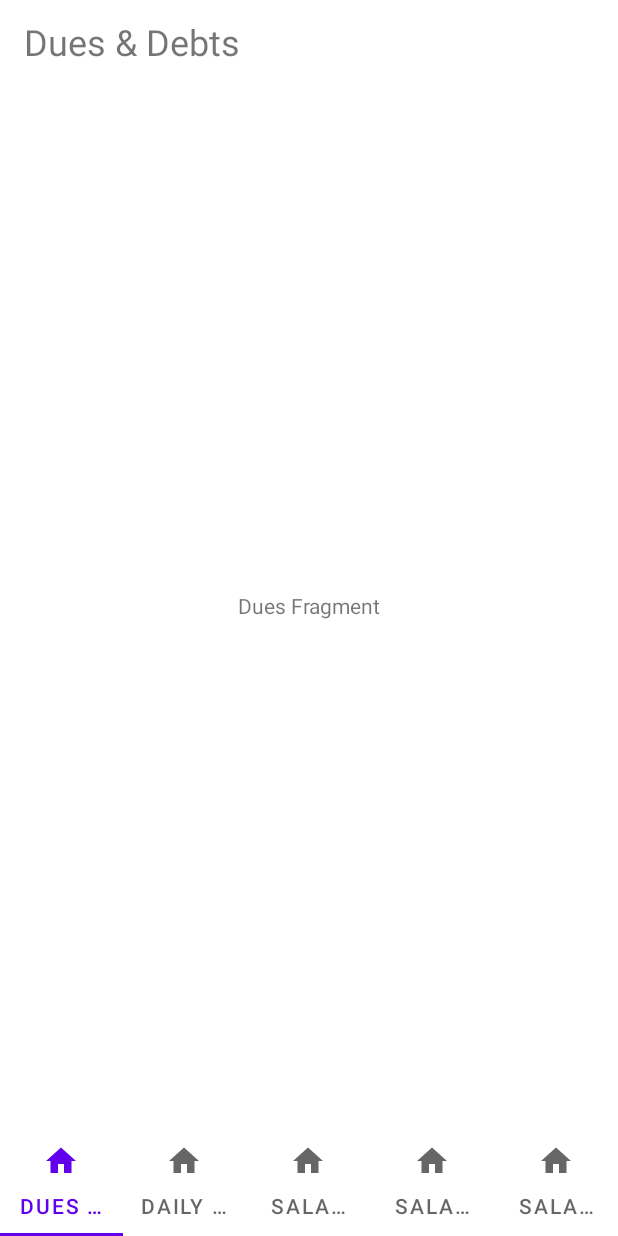
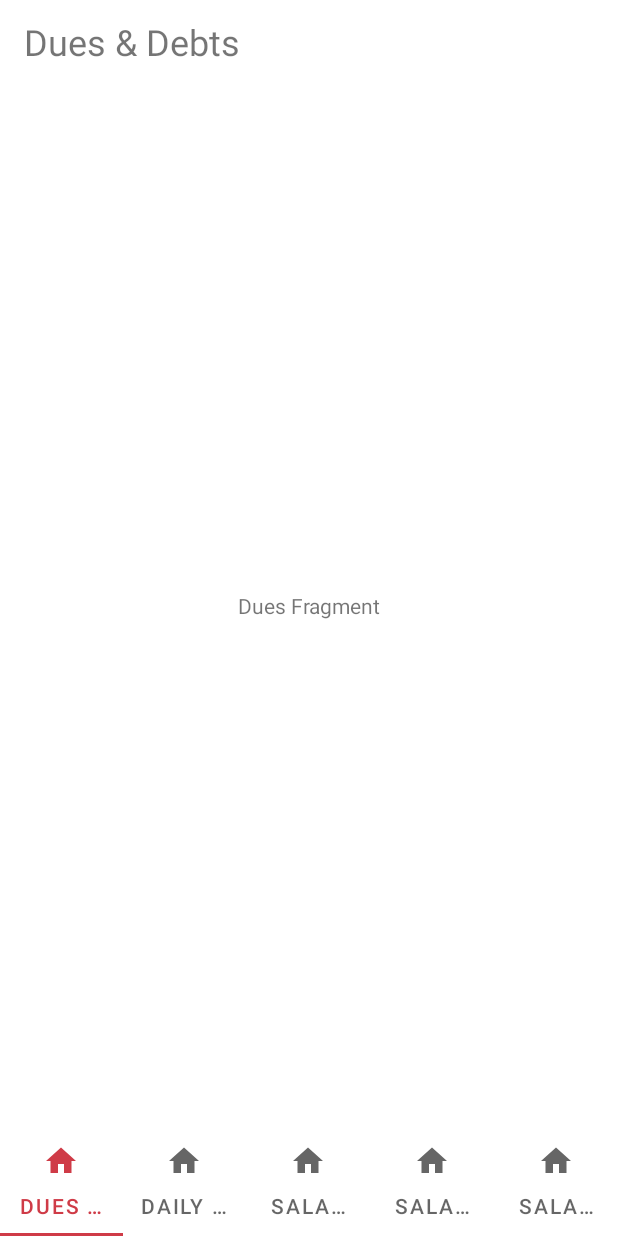
Before and after one commit to Sarath-Sivakumar/Fury, an Android app: the screen it shows after launch (MainActivity), on a phone screen of 412 x 824 dp. Run offline under Robolectric (Android 15) with nearby library versions, the phone set to English and light mode, and no system bars; our stand-ins replace Room's generated code; Roboto replaces fonts that are not available here.

Commit message:
19th commit

```diff
--- a/app/src/main/res/values-night/themes.xml
+++ b/app/src/main/res/values-night/themes.xml
@@ -6,7 +6,9 @@
         <item name="colorPrimaryVariant">@color/purple_700</item>
         <item name="colorOnPrimary">@color/black</item>
         <!-- Secondary brand color. -->
-        <item name="colorSecondary">@color/teal_200</item>
+        <!-- ProgressBar color-->
+        <item name="colorSecondary">@color/theme_red</item>
+
         <item name="colorSecondaryVariant">@color/teal_200</item>
         <item name="colorOnSecondary">@color/black</item>
         <!-- Status bar color. -->
--- a/app/src/main/res/values/themes.xml
+++ b/app/src/main/res/values/themes.xml
@@ -2,11 +2,11 @@
     <!-- Base application theme. -->
     <style name="Theme.Fury" parent="Theme.MaterialComponents.DayNight.NoActionBar">
         <!-- Primary brand color. -->
-        <item name="colorPrimary">@color/purple_500</item>
+        <item name="colorPrimary">@color/theme_red</item>
         <item name="colorPrimaryVariant">@color/purple_700</item>
         <item name="colorOnPrimary">@color/white</item>
         <!-- Secondary brand color. -->
-        <item name="colorSecondary">@color/teal_200</item>
+        <item name="colorSecondary">@color/theme_red</item>
         <item name="colorSecondaryVariant">@color/teal_700</item>
         <item name="colorOnSecondary">@color/black</item>
         <!-- Status bar color. -->
```
